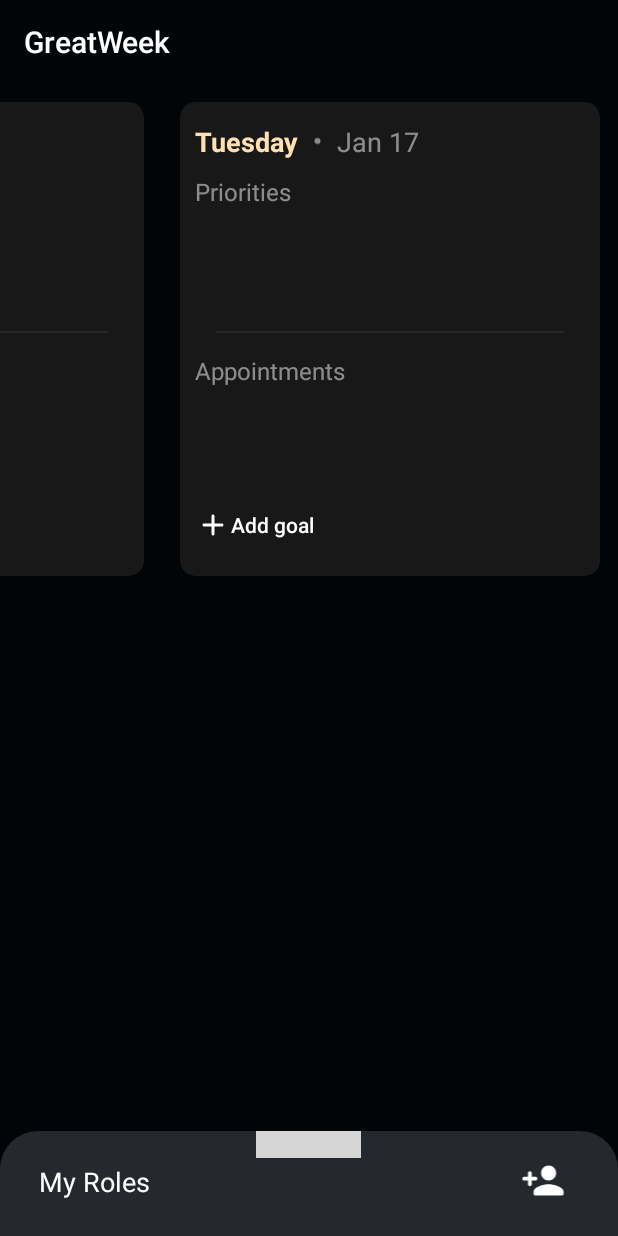
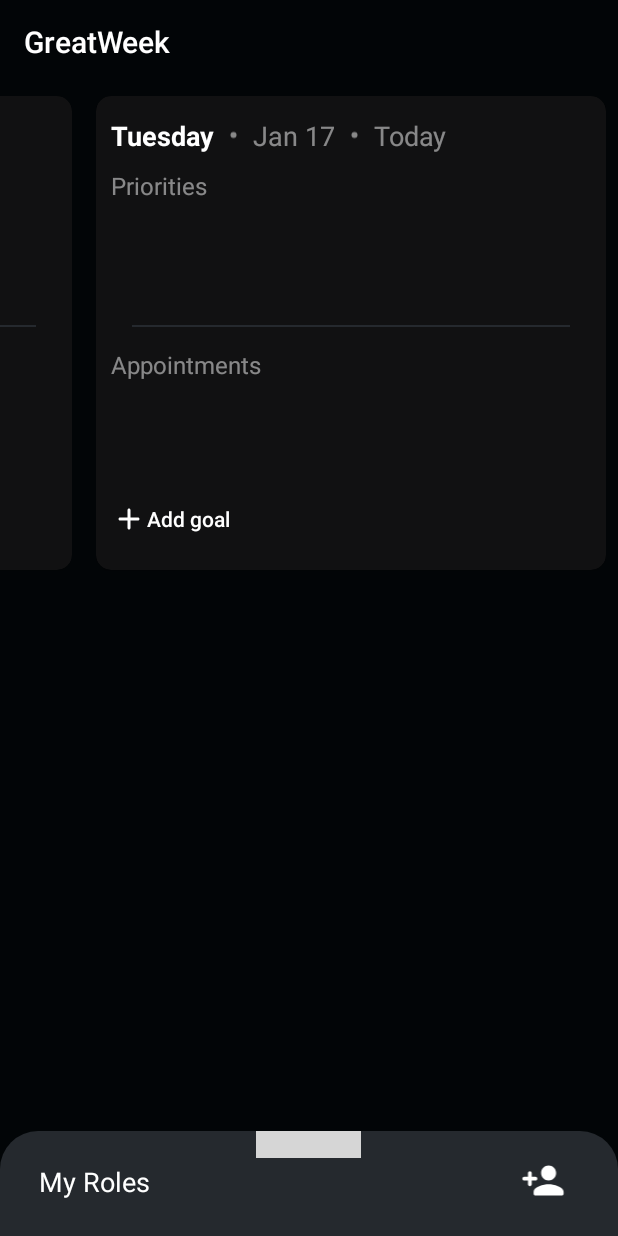
Before and after one commit to kakureru/Effective-Week, an Android app: the screen it shows after launch (MainActivity), on a phone screen of 412 x 824 dp. Run offline under Robolectric (Android 15) with nearby library versions, the phone set to English and light mode, and no system bars; our stand-ins replace Dagger/Hilt's generated code, Room's generated code, data binding; libraries missing offline, so code that uses them is left out: com.github.rubensousa.gravitysnaphelper; 5 statements that could not run were skipped; grey boxes are pictures that could not be loaded.

Commit message:
Visual changes

```diff
--- a/app/src/main/java/com/example/greatweek/app/presentation/adapter/ScheduleAdapter.kt
+++ b/app/src/main/java/com/example/greatweek/app/presentation/adapter/ScheduleAdapter.kt
@@ -1,5 +1,7 @@
 package com.example.greatweek.app.presentation.adapter
 
+import android.animation.ArgbEvaluator
+import android.animation.ValueAnimator
 import android.content.ClipDescription
 import android.content.Context
 import android.graphics.Color
@@ -17,8 +19,8 @@ import com.example.greatweek.domain.model.WeekDay
 import java.time.LocalDate
 import java.time.format.DateTimeFormatter
 
+
 class ScheduleAdapter(
-    private val context: Context,
     private val addGoal: (date: LocalDate) -> Unit,
     private val completeGoal: (goalId: Int) -> Unit,
     private val editGoal: (goalId: Int) -> Unit,
@@ -35,7 +37,10 @@ class ScheduleAdapter(
         }
     }
 
-    inner class WeekDayViewHolder(private var binding: WeekdayCardLayoutBinding) :
+    inner class WeekDayViewHolder(
+        private val context: Context,
+        private var binding: WeekdayCardLayoutBinding
+        ) :
         RecyclerView.ViewHolder(binding.root) {
 
         private val prioritiesAdapter = GoalAdapter(completeGoal, editGoal)
@@ -47,14 +52,27 @@ class ScheduleAdapter(
                     event.clipDescription.hasMimeType(ClipDescription.MIMETYPE_TEXT_PLAIN)
                 }
                 DragEvent.ACTION_DRAG_ENTERED -> {
-                    view.setBackgroundColor(Color.GRAY)
+                    animateViewColor(
+                        view = view,
+                        colorFrom = ContextCompat.getColor(context, R.color.grey_dark),
+                        colorTo = ContextCompat.getColor(context, R.color.highlight)
+                    )
                     true
                 }
                 DragEvent.ACTION_DRAG_EXITED -> {
-                    view.setBackgroundColor(Color.TRANSPARENT)
+                    animateViewColor(
+                        view = view,
+                        colorFrom = ContextCompat.getColor(context, R.color.highlight),
+                        colorTo = ContextCompat.getColor(context, R.color.grey_dark)
+                    )
                     true
                 }
                 DragEvent.ACTION_DROP -> {
+                    animateViewColor(
+                        view = view,
+                        colorFrom = ContextCompat.getColor(context, R.color.highlight),
+                        colorTo = ContextCompat.getColor(context, R.color.grey_dark)
+                    )
                     val item = event.clipData.getItemAt(0)
                     val goalId = item.text.toString().toInt()
                     val isCommitment =
@@ -93,10 +111,13 @@ class ScheduleAdapter(
             prioritiesAdapter.submitList(priorities)
             commitmentAdapter.submitList(commitments)
 
+            val todayVisibility = if (day.date == today) View.VISIBLE else View.GONE
+
             binding.apply {
                 weekDayTextView.text = getDayOfWeek(date = day.date)
-                weekDayTextView.setTextColor(getDayColor(date = day.date))
                 dateTextView.text = getDate(date = day.date)
+                todayDividerImageView.visibility = todayVisibility
+                todayTextView.visibility = todayVisibility
                 prioritiesDropTarget.visibility =
                     if (priorities.isEmpty()) View.VISIBLE else View.GONE
                 commitmentsDropTarget.visibility =
@@ -107,6 +128,7 @@ class ScheduleAdapter(
 
     override fun onCreateViewHolder(parent: ViewGroup, viewType: Int): WeekDayViewHolder {
         return WeekDayViewHolder(
+            parent.context,
             WeekdayCardLayoutBinding.inflate(
                 LayoutInflater.from(parent.context),
                 parent,
@@ -141,10 +163,12 @@ class ScheduleAdapter(
             .replaceFirstChar { it.uppercase() }
     }
 
-    private fun getDayColor(date: LocalDate): Int {
-        return when (date) {
-            today -> ContextCompat.getColor(context, R.color.highlight)
-            else -> Color.WHITE
+    private fun animateViewColor(view: View, colorFrom: Int, colorTo: Int) {
+        val colorAnimation = ValueAnimator.ofObject(ArgbEvaluator(), colorFrom, colorTo)
+        colorAnimation.duration = 250
+        colorAnimation.addUpdateListener { animator ->
+            view.setBackgroundColor(animator.animatedValue as Int)
         }
+        colorAnimation.start()
     }
 }
--- a/app/src/main/java/com/example/greatweek/app/presentation/view/RoleTabFragment.kt
+++ b/app/src/main/java/com/example/greatweek/app/presentation/view/RoleTabFragment.kt
@@ -6,8 +6,10 @@ import android.view.LayoutInflater
 import android.view.View
 import android.view.ViewGroup
 import androidx.constraintlayout.widget.ConstraintLayout
+import androidx.core.content.ContextCompat
 import androidx.fragment.app.Fragment
 import androidx.fragment.app.activityViewModels
+import com.example.greatweek.R
 import com.example.greatweek.app.presentation.adapter.RoleAdapter
 import com.example.greatweek.app.presentation.constants.KEY_ADD_GOAL_FOR_A_ROLE_REQUEST_KEY
 import com.example.greatweek.app.presentation.constants.KEY_ADD_ROLE_REQUEST_KEY
--- a/app/src/main/java/com/example/greatweek/app/presentation/view/ScheduleFragment.kt
+++ b/app/src/main/java/com/example/greatweek/app/presentation/view/ScheduleFragment.kt
@@ -3,6 +3,7 @@ package com.example.greatweek.app.presentation.view
 import android.content.ClipDescription
 import android.os.Bundle
 import android.view.*
+import androidx.core.content.ContextCompat
 import androidx.fragment.app.Fragment
 import androidx.fragment.app.FragmentManager
 import androidx.fragment.app.activityViewModels
@@ -71,7 +72,6 @@ class ScheduleFragment : Fragment() {
         super.onViewCreated(view, savedInstanceState)
 
         scheduleAdapter = ScheduleAdapter(
-            context = requireContext(),
             addGoal = { date -> openAddGoalDialog(date) },
             completeGoal = { goalId -> viewModel.completeGoal(goalId = goalId) },
             editGoal = { goalId -> openEditGoalDialog(goalId) },
--- a/app/src/main/res/layout/goal_layout.xml
+++ b/app/src/main/res/layout/goal_layout.xml
@@ -9,7 +9,7 @@
     android:checkable="true"
     android:focusable="true"
     android:clickable="true"
-    app:cardBackgroundColor="@color/grey_light">
+    app:cardBackgroundColor="@color/grey_darker">
 
     <LinearLayout
         android:layout_width="match_parent"
--- a/app/src/main/res/layout/weekday_card_layout.xml
+++ b/app/src/main/res/layout/weekday_card_layout.xml
@@ -2,10 +2,10 @@
 <com.google.android.material.card.MaterialCardView xmlns:android="http://schemas.android.com/apk/res/android"
     xmlns:app="http://schemas.android.com/apk/res-auto"
     xmlns:tools="http://schemas.android.com/tools"
-    android:layout_width="280dp"
+    android:layout_width="340dp"
     android:layout_height="wrap_content"
     style="@style/card"
-    android:layout_margin="12dp"
+    android:layout_margin="8dp"
     app:cardBackgroundColor="@color/grey_dark">
 
     <LinearLayout
@@ -46,6 +46,25 @@
                 android:textColor="@color/half_white"
                 android:textSize="18sp"
                 tools:text="Jan 1" />
+
+            <ImageView
+                android:id="@+id/today_divider_image_view"
+                android:layout_width="6dp"
+                android:layout_height="wrap_content"
+                android:layout_gravity="center_vertical"
+                android:layout_marginHorizontal="10dp"
+                android:alpha="0.5"
+                android:src="@drawable/ic_circle"
+                android:visibility="gone"/>
+
+            <TextView
+                android:id="@+id/today_text_view"
+                android:layout_width="wrap_content"
+                android:layout_height="wrap_content"
+                android:textColor="@color/half_white"
+                android:textSize="18sp"
+                android:text="@string/today"
+                android:visibility="gone"/>
 
         </LinearLayout>
 
--- a/app/src/main/res/values/colors.xml
+++ b/app/src/main/res/values/colors.xml
@@ -8,13 +8,14 @@
     <color name="quarter_white">#40FFFFFF</color>
 
     <color name="grey_double_dark">#020507</color>
-    <color name="grey_dark">#181819</color>
+    <color name="grey_darker">#0E0E0F</color>
+    <color name="grey_dark">#111112</color>
     <color name="grey">#25292e</color>
     <color name="grey_light">#3a3c3d</color>
     <color name="metallic">#565f63</color>
     <color name="metallic_dark">#2d3539</color>
 
     <color name="accent">#61bd50</color>
-    <color name="highlight">#FFE0B2</color>
+    <color name="highlight">#18181A</color>
 
 </resources>
--- a/app/src/main/res/values/strings.xml
+++ b/app/src/main/res/values/strings.xml
@@ -6,4 +6,6 @@
     <string name="invalid_value">Invalid value</string>
     <string name="appointments">Appointments</string>
     <string name="appointment">Appointment</string>
+
+    <string name="today">Today</string>
 </resources>
```
Also changed, not shown: app/src/main/java/com/example/greatweek/app/presentation/adapter/RoleAdapter.kt (+30 -2 lines).
